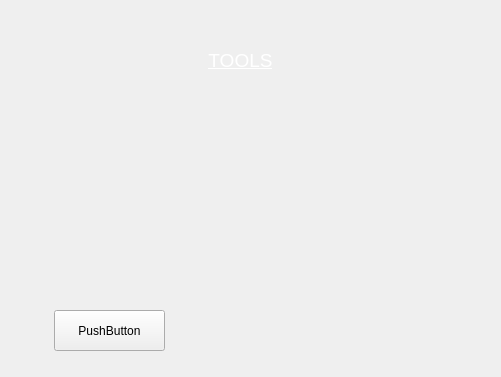
DreamTeamHelha/ProjectCpp, file formtools.ui: the form before one commit.
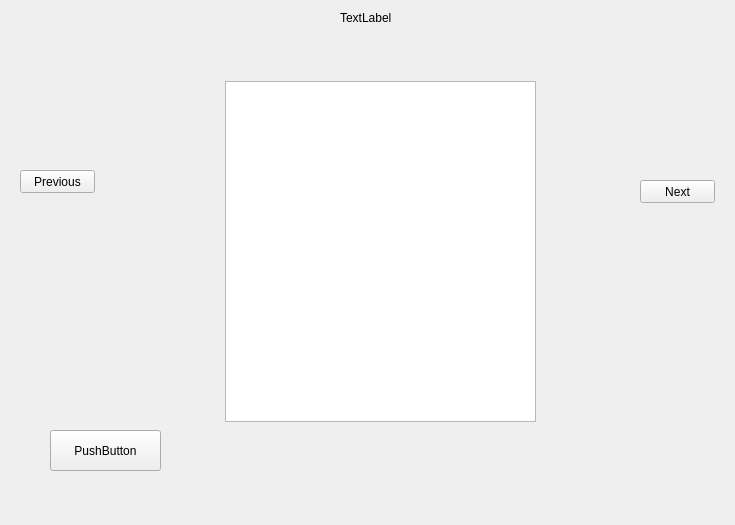
The form after the commit.

Diff of the .ui file:
```diff
--- a/formtools.ui
+++ b/formtools.ui
@@ -6,31 +6,18 @@
    <rect>
     <x>0</x>
     <y>0</y>
-    <width>501</width>
-    <height>377</height>
+    <width>735</width>
+    <height>525</height>
    </rect>
   </property>
   <property name="windowTitle">
    <string>Form</string>
   </property>
-  <widget class="QLabel" name="label">
-   <property name="geometry">
-    <rect>
-     <x>200</x>
-     <y>40</y>
-     <width>81</width>
-     <height>41</height>
-    </rect>
-   </property>
-   <property name="text">
-    <string>&lt;html&gt;&lt;head/&gt;&lt;body&gt;&lt;p align=&quot;center&quot;&gt;&lt;span style=&quot; font-size:14pt; text-decoration: underline; color:#ffffff;&quot;&gt;TOOLS&lt;/span&gt;&lt;/p&gt;&lt;/body&gt;&lt;/html&gt;</string>
-   </property>
-  </widget>
   <widget class="QPushButton" name="pushButton">
    <property name="geometry">
     <rect>
-     <x>54</x>
-     <y>310</y>
+     <x>50</x>
+     <y>430</y>
      <width>111</width>
      <height>41</height>
     </rect>
@@ -39,6 +26,55 @@
     <string>PushButton</string>
    </property>
   </widget>
+  <widget class="QLabel" name="trackName">
+   <property name="geometry">
+    <rect>
+     <x>340</x>
+     <y>10</y>
+     <width>101</width>
+     <height>16</height>
+    </rect>
+   </property>
+   <property name="text">
+    <string>TextLabel</string>
+   </property>
+  </widget>
+  <widget class="QTableView" name="tableView">
+   <property name="geometry">
+    <rect>
+     <x>225</x>
+     <y>81</y>
+     <width>311</width>
+     <height>341</height>
+    </rect>
+   </property>
+  </widget>
+  <widget class="QPushButton" name="nextButton">
+   <property name="geometry">
+    <rect>
+     <x>640</x>
+     <y>180</y>
+     <width>75</width>
+     <height>23</height>
+    </rect>
+   </property>
+   <property name="text">
+    <string>Next</string>
+   </property>
+  </widget>
+  <widget class="QPushButton" name="previousButton">
+   <property name="geometry">
+    <rect>
+     <x>20</x>
+     <y>170</y>
+     <width>75</width>
+     <height>23</height>
+    </rect>
+   </property>
+   <property name="text">
+    <string>Previous</string>
+   </property>
+  </widget>
  </widget>
  <resources/>
  <connections/>
```
